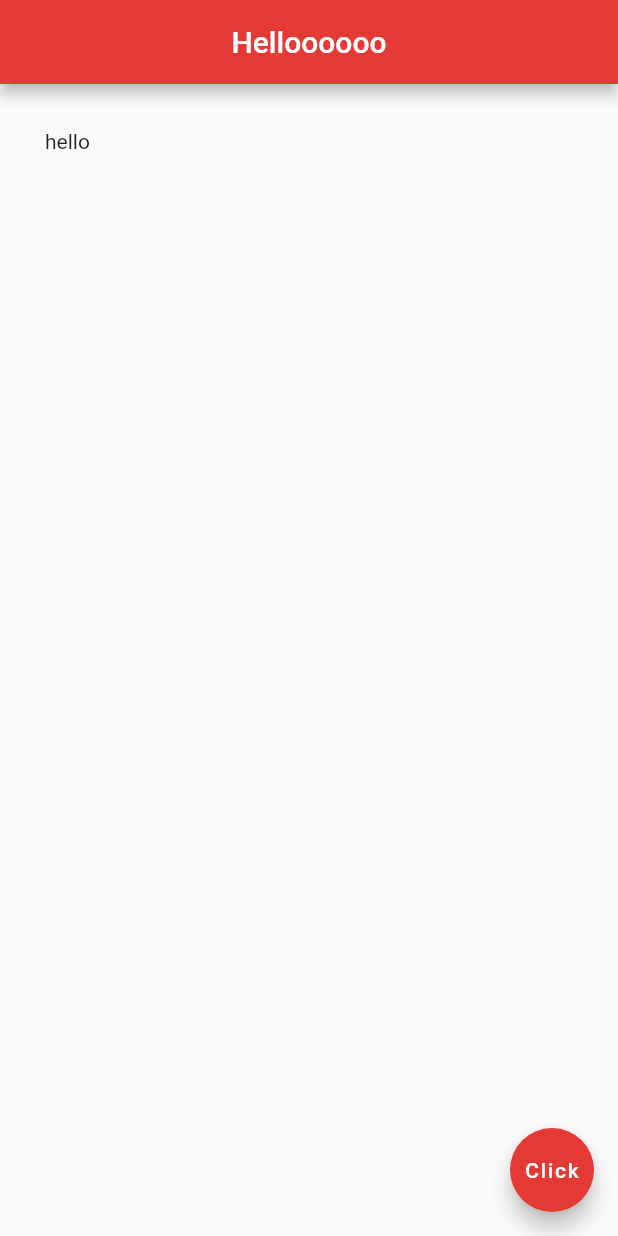
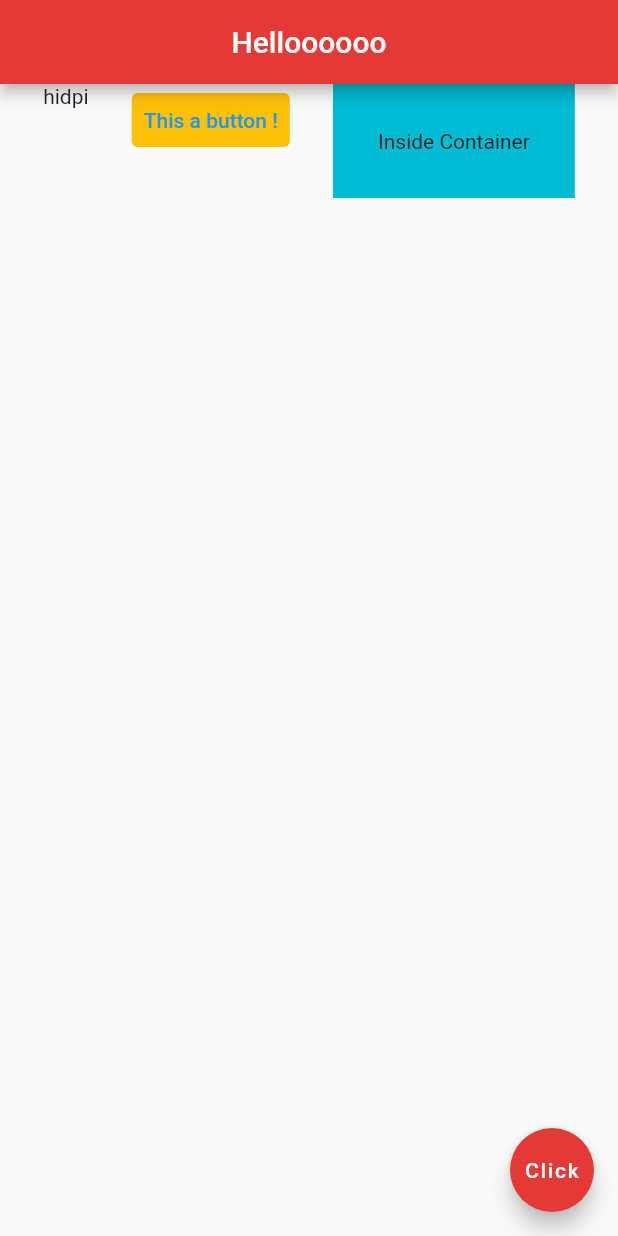
Before and after one commit to Gus-2/Flutter_Tutotrial_For_Beginner_Youtube, a Flutter app: the screen it shows after launch, on a phone screen of 412 x 824 dp. Run offline on Flutter 3.47's test engine with Material 2 defaults, Android fonts, the phone set to English and light mode, and no system bars.

Commit message:
Flutter Tutorial for Beginners #11 - Rows

```diff
--- a/lib/main.dart
+++ b/lib/main.dart
@@ -20,9 +20,24 @@ class Home extends StatelessWidget {
         centerTitle: true,
         backgroundColor: Colors.red[600],
       ),
-      body: const Padding(
-        padding: EdgeInsets.all(30.0),
-        child: Text('hello'),
+      body: Row(
+        mainAxisAlignment: MainAxisAlignment.spaceEvenly,
+        crossAxisAlignment: CrossAxisAlignment.start,
+        children: [
+          const Text('hidpi'),
+          TextButton(
+            onPressed: () {},
+            style: TextButton.styleFrom(
+              backgroundColor: Colors.amber,
+            ),
+            child: const Text('This a button !'),
+          ),
+          Container(
+            color: Colors.cyan,
+            padding: const EdgeInsets.all(30.0),
+            child: const Text('Inside Container'),
+          ),
+        ],
       ),
       floatingActionButton: FloatingActionButton(
         onPressed: () => {},
```
